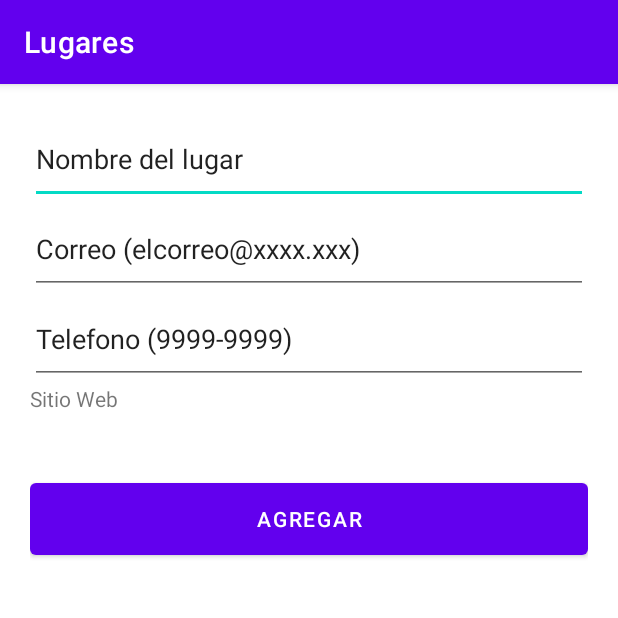
After one commit to djs2109/Lugares, an Android app: the fragment AddLugarFragment shown on its own in the app's theme, on a phone screen of 412 x 824 dp, the top half of it. The commit adds this screen. Run offline under Robolectric (Android 15) with nearby library versions, the phone set to English and light mode, and no system bars; our stand-ins replace Room's generated code.

Commit message:
Quinto Commit

```diff
--- a/app/build.gradle
+++ b/app/build.gradle
@@ -2,6 +2,7 @@ plugins {
     id 'com.android.application'
     id 'org.jetbrains.kotlin.android'
     id 'com.google.gms.google-services'
+    id 'kotlin-android'
     id 'kotlin-parcelize'
     id 'androidx.navigation.safeargs.kotlin'
 }
--- /dev/null
+++ b/app/src/main/java/com/example/lugares/ui/lugar/AddLugarFragment.kt
@@ -0,0 +1,70 @@
+package com.example.lugares.ui.lugar
+
+import android.os.Bundle
+import androidx.fragment.app.Fragment
+import android.view.LayoutInflater
+import android.view.View
+import android.view.ViewGroup
+import android.widget.Toast
+import androidx.lifecycle.ViewModelProvider
+import androidx.navigation.fragment.findNavController
+import com.example.lugares.R
+import com.example.lugares.databinding.FragmentAddLugarBinding
+import com.example.lugares.databinding.FragmentLugarBinding
+import com.example.lugares.model.Lugar
+import com.example.lugares.viewmodel.LugarViewModel
+
+// TODO: Rename parameter arguments, choose names that match
+// the fragment initialization parameters, e.g. ARG_ITEM_NUMBER
+private const val ARG_PARAM1 = "param1"
+private const val ARG_PARAM2 = "param2"
+
+/**
+ * A simple [Fragment] subclass.
+ * Use the [AddLugarFragment.newInstance] factory method to
+ * create an instance of this fragment.
+ */
+class AddLugarFragment : Fragment() {
+
+    private var _binding: FragmentAddLugarBinding? = null
+    private val binding get() = _binding!!
+    private lateinit var lugarViewModel: LugarViewModel
+
+
+    override fun onCreateView(
+        inflater: LayoutInflater, container: ViewGroup?,
+        savedInstanceState: Bundle?
+    ): View {
+        lugarViewModel =
+            ViewModelProvider(this)[LugarViewModel::class.java]
+        _binding = FragmentAddLugarBinding.inflate(inflater, container, false)
+        return binding.root
+
+    }
+
+    private fun addLugar() {
+
+        val nombre=binding.etNombre.text.toString()
+        val correo=binding.etCorreo.text.toString()
+        val telefono=binding.etTelefono.text.toString()
+        val web=binding.etWeb.text.toString()
+
+        if (nombre.isNotEmpty()) { //Si puedo crear un lugar
+            val lugar= Lugar(0,nombre,correo,telefono,web,0.0,
+                0.0,0.0,"","")
+            lugarViewModel.addLugar(lugar)
+            Toast.makeText(requireContext(),"Lugar Agregado",Toast.LENGTH_SHORT).show()
+            //Para devolvernos al fragment addLugar
+
+        } else {  //Mensaje de error...
+            Toast.makeText(requireContext(),"Faltan Datos",Toast.LENGTH_SHORT).show()
+        }
+        findNavController().navigate(R.id.action_addLugarFragment_to_nav_lugar)
+    }
+
+    override fun onDestroyView() {
+        super.onDestroyView()
+        _binding = null
+    }
+
+}
--- /dev/null
+++ b/app/src/main/res/drawable/ic_add_lugar.xml
@@ -0,0 +1,5 @@
+<vector android:autoMirrored="true" android:height="24dp"
+    android:tint="#000000" android:viewportHeight="24"
+    android:viewportWidth="24" android:width="24dp" xmlns:android="http://schemas.android.com/apk/res/android">
+    <path android:fillColor="@android:color/white" android:pathData="M14,10H3v2h11V10zM14,6H3v2h11V6zM18,14v-4h-2v4h-4v2h4v4h2v-4h4v-2H18zM3,16h7v-2H3V16z"/>
+</vector>
--- /dev/null
+++ b/app/src/main/res/layout/fragment_add_lugar.xml
@@ -0,0 +1,45 @@
+<?xml version="1.0" encoding="utf-8"?>
+<LinearLayout xmlns:android="http://schemas.android.com/apk/res/android"
+    xmlns:tools="http://schemas.android.com/tools"
+    android:layout_width="match_parent"
+    android:layout_height="match_parent"
+    android:orientation="vertical"
+    android:padding="20dp"
+    tools:context="ui.lugar.AddLugarFragment" >
+
+    <EditText
+        android:id="@+id/et_nombre"
+        android:layout_width="match_parent"
+        android:layout_height="60dp"
+        android:ems="10"
+        android:inputType="textPersonName"
+        android:text="@string/msg_nombre" />
+
+    <EditText
+        android:id="@+id/et_correo"
+        android:layout_width="match_parent"
+        android:layout_height="60dp"
+        android:ems="10"
+        android:inputType="textPersonName"
+        android:text="@string/msg_correo" />
+
+    <EditText
+        android:id="@+id/et_telefono"
+        android:layout_width="match_parent"
+        android:layout_height="60dp"
+        android:ems="10"
+        android:inputType="textPersonName"
+        android:text="@string/msg_telefono" />
+
+    <TextView
+        android:id="@+id/et_web"
+        android:layout_width="match_parent"
+        android:layout_height="60dp"
+        android:text="@string/msg_web" />
+
+    <Button
+        android:id="@+id/bt_agregar"
+        android:layout_width="match_parent"
+        android:layout_height="60dp"
+        android:text="@string/bt_agregar" />
+</LinearLayout>
--- a/app/src/main/res/values/strings.xml
+++ b/app/src/main/res/values/strings.xml
@@ -13,4 +13,17 @@
     <string name="menu_lugar">Lugares</string>
     <string name="menu_gallery">Gallery</string>
     <string name="menu_slideshow">Slideshow</string>
+    <!-- TODO: Remove or change this placeholder text -->
+    <string name="hello_blank_fragment">Hello blank fragment</string>
+
+    <string name="msg_nombre">Nombre del lugar</string>
+    <string name="msg_correo">Correo (elcorreo@xxxx.xxx)</string>
+    <string name="msg_imagen">Imagen del lugar</string>
+    <string name="msg_telefono">Telefono (9999-9999)</string>
+    <string name="msg_web">Sitio Web</string>
+    <string name="bt_agregar">agregar</string>
+    <string name="msg_lugar_added">Lugar Agregado</string>
+    <string name="msg_data">Faltan datos!!</string>
+    <string name="fb_agregar">Agregar Lista</string>
+
 </resources>
```
Also changed, not shown: app/src/main/java/com/example/lugares/adapter/LugarAdapter.kt (added, +47 -0 lines), app/src/main/java/com/example/lugares/ui/lugar/LugarFragment.kt (+6 -6 lines), app/src/main/res/layout/fragment_lugar.xml (+17 -9 lines), app/src/main/res/layout/lugar_fila.xml (added, +66 -0 lines), app/src/main/res/navigation/mobile_navigation.xml (+14 -1 lines), 1 other file.
